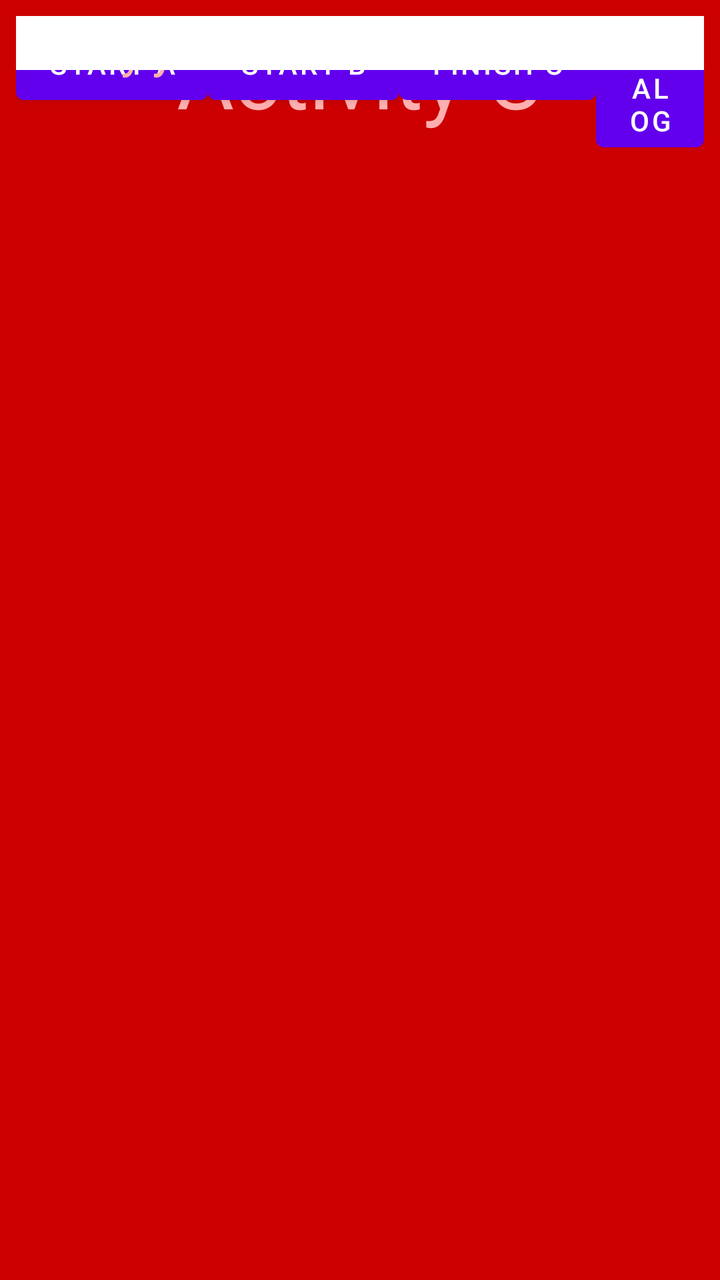
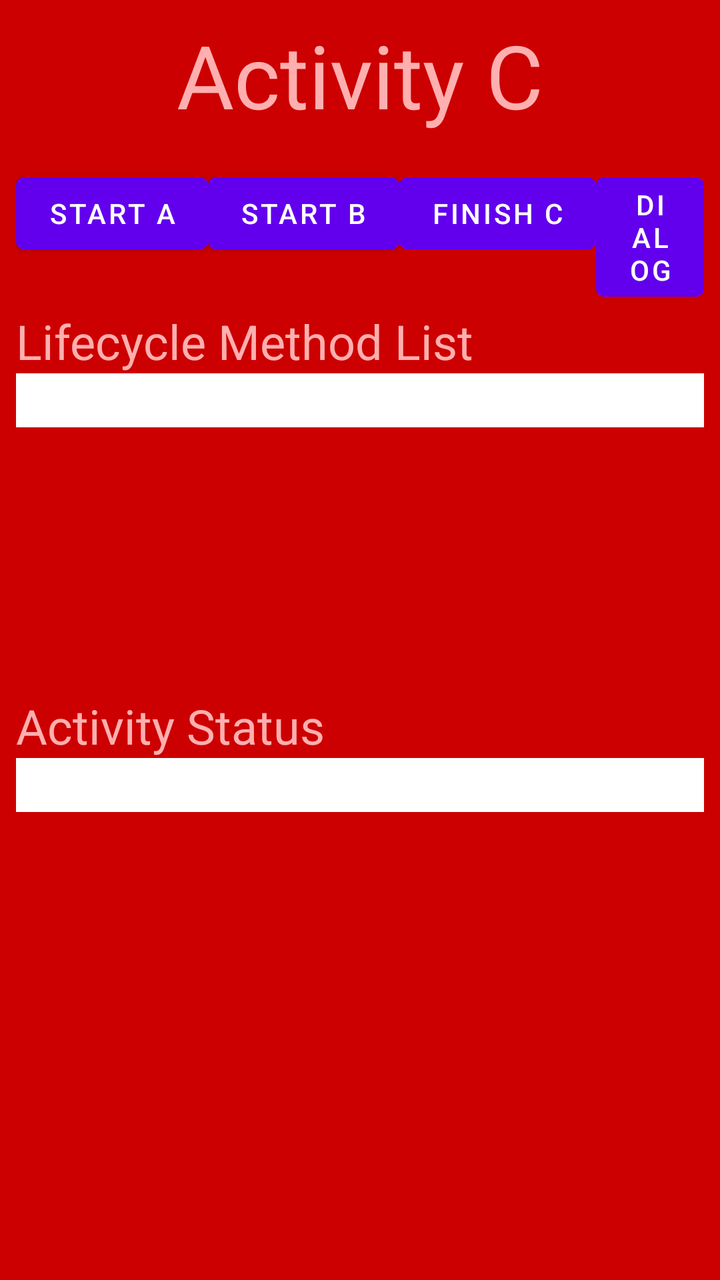

An Android layout rendered at two revisions. The XML below is the earlier revision; the diff shows what the commit changed to produce the second picture.
<!-- AndroidManifest.xml: application theme Theme.ActivityLifecycle -->
<!-- res/layout/activity_main3.xml -->
<?xml version="1.0" encoding="utf-8"?>
<androidx.constraintlayout.widget.ConstraintLayout xmlns:android="http://schemas.android.com/apk/res/android"
    xmlns:app="http://schemas.android.com/apk/res-auto"
    xmlns:tools="http://schemas.android.com/tools"
    android:orientation="vertical"
    android:layout_width="match_parent"
    android:layout_height="match_parent"
    android:background="@color/dark_red"
    android:padding="8dip"
    tools:context=".ActivityC">
    <TextView
        android:layout_width="match_parent"
        android:layout_height="wrap_content"
        android:text="@string/activity_c_label"
        android:gravity="center_horizontal"
        android:textSize="@dimen/font_large"
        android:textColor="@color/light_red"
        android:paddingBottom="16dip"
        />


    <RelativeLayout xmlns:android="http://schemas.android.com/apk/res/android"
        android:orientation="vertical"
        android:layout_width="wrap_content"
        android:layout_height="wrap_content"
        android:layout_gravity="center_horizontal"
        >
        <Button
            android:id="@+id/btn_start_a"
            android:layout_height="wrap_content"
            android:layout_width="wrap_content"
            android:text="@string/btn_start_a_label"
            android:onClick="startActivityA"
            />

        <Button
            android:id="@+id/btn_start_b"
            android:layout_height="wrap_content"
            android:layout_width="wrap_content"
            android:text="@string/btn_start_b_label"
            android:layout_toRightOf="@id/btn_start_a"
            android:onClick="startActivityB"
            />

        <Button
            android:id="@+id/btn_finish_c"
            android:layout_height="wrap_content"
            android:layout_width="wrap_content"
            android:text="@string/btn_finish_c_label"
            android:layout_toRightOf="@id/btn_start_b"
            android:onClick="finishActivityC"
            />

        <Button
            android:id="@+id/btn_start_dialog"
            android:layout_height="wrap_content"
            android:layout_width="wrap_content"
            android:text="@string/btn_start_dialog_label"
            android:layout_toRightOf="@id/btn_finish_c"
            android:onClick="startDialog"
            />

    </RelativeLayout>


    <TextView
        android:layout_width="match_parent"
        android:layout_height="wrap_content"
        android:textSize="@dimen/font_medium"
        android:text="@string/lifecycle_method_list"
        android:textColor="@color/light_red"
        />

    <ScrollView
        android:layout_width="match_parent"
        android:layout_height="160dp">
        <TextView
            android:id="@+id/status_view_c"
            android:layout_width="match_parent"
            android:layout_height="wrap_content"
            android:background="@color/white"
            android:textColor="@color/black"
            android:padding="4dip"
            android:typeface="monospace"
            />
    </ScrollView>

    <TextView
        android:layout_width="match_parent"
        android:layout_height="wrap_content"
        android:textSize="@dimen/font_medium"
        android:text="@string/activity_status"
        android:textColor="@color/light_red"
        />

    <TextView
        android:id="@+id/status_view_all_c"
        android:layout_width="match_parent"
        android:layout_height="wrap_content"
        android:background="@color/white"
        android:textColor="@color/black"
        android:padding="4dip"
        android:typeface="monospace"
        />
</androidx.constraintlayout.widget.ConstraintLayout>
<!-- resources referenced by this layout -->
<resources>
  <color name="black">#000000</color>
  <color name="dark_red">#CC0000</color>
  <color name="light_red">#FFAFAF</color>
  <color name="white">#FFFFFF</color>
  <dimen name="font_large">44dp</dimen>
  <dimen name="font_medium">24dp</dimen>
  <string name="activity_c_label">Activity C</string>
  <string name="activity_status">Activity Status</string>
  <string name="btn_finish_c_label">Finish C</string>
  <string name="btn_start_a_label">Start A</string>
  <string name="btn_start_b_label">Start B</string>
  <string name="btn_start_dialog_label">Dialog</string>
  <string name="lifecycle_method_list">Lifecycle Method List</string>
  <style name="Theme.ActivityLifecycle" parent="Theme.MaterialComponents.DayNight.DarkActionBar">
          
          <item name="colorPrimary">@color/purple_500</item>
          <item name="colorPrimaryVariant">@color/purple_700</item>
          <item name="colorOnPrimary">@color/white</item>
          
          <item name="colorSecondary">@color/teal_200</item>
          <item name="colorSecondaryVariant">@color/teal_700</item>
          <item name="colorOnSecondary">@color/black</item>
          
          <item name="android:statusBarColor">?attr/colorPrimaryVariant</item>
          
      </style>
  <color name="purple_500">#FF6200EE</color>
  <color name="purple_700">#FF3700B3</color>
  <color name="teal_200">#FF03DAC5</color>
  <color name="teal_700">#FF018786</color>
</resources>

<!-- the commit's change to res/layout/activity_main3.xml (unified diff, before → after) -->
@@ -1,5 +1,5 @@
 <?xml version="1.0" encoding="utf-8"?>
-<androidx.constraintlayout.widget.ConstraintLayout xmlns:android="http://schemas.android.com/apk/res/android"
+<LinearLayout xmlns:android="http://schemas.android.com/apk/res/android"
     xmlns:app="http://schemas.android.com/apk/res-auto"
     xmlns:tools="http://schemas.android.com/tools"
     android:orientation="vertical"
@@ -102,4 +102,4 @@
         android:padding="4dip"
         android:typeface="monospace"
         />
-</androidx.constraintlayout.widget.ConstraintLayout>
+</LinearLayout>
